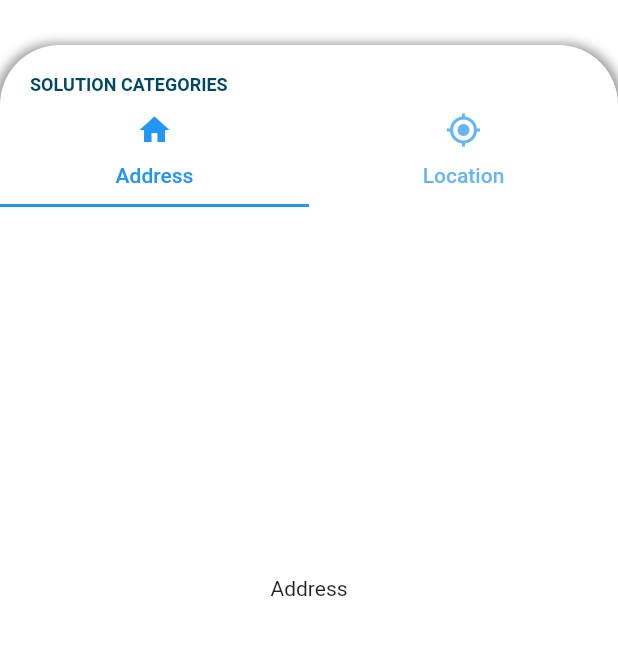
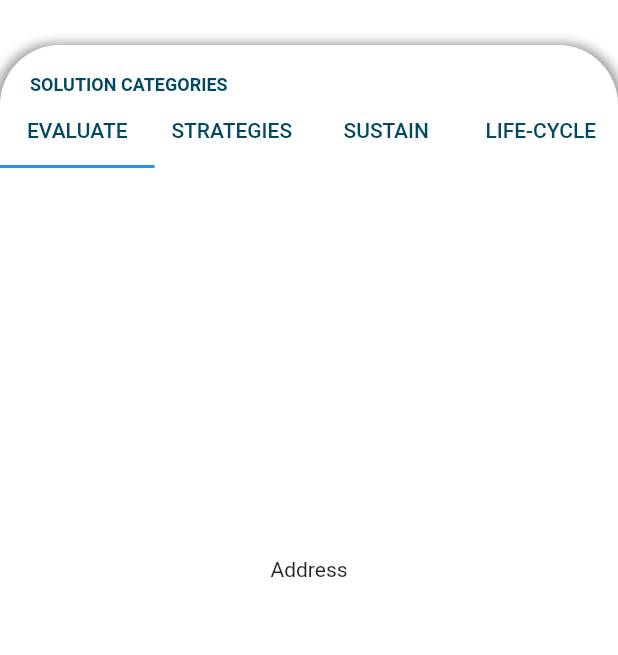
Before and after one commit to SonQBChau/brand_root_solution, a Flutter app: the screen it shows after launch, on a phone screen of 412 x 824 dp, the part 265-920 px from its top. Run offline on Flutter 3.47's test engine with Material 2 defaults, Android fonts, the phone set to English and light mode, and no system bars; our stand-ins replace charts_flutter; missing offline and left inert: animator; Roboto replaces fonts that are missing (GothicA1).

Commit message:
update label spacing

```diff
--- a/lib/widgets/review_tab_container_widget.dart
+++ b/lib/widgets/review_tab_container_widget.dart
@@ -15,7 +15,7 @@ class _ReviewTabContainerWidgetState extends State<ReviewTabContainerWidget> wit
   void initState() {
     super.initState();
     _tabController = TabController(
-      length: 2,
+      length: 4,
       vsync: this,
     );
   }
@@ -43,23 +43,49 @@ class _ReviewTabContainerWidgetState extends State<ReviewTabContainerWidget> wit
           crossAxisAlignment: CrossAxisAlignment.start,
           children: <Widget>[
             Container(
-              padding: EdgeInsets.only(top:20, left: 20),
-              child: Text('SOLUTION CATEGORIES',
-              style: TextStyle(color: colorBlue, fontWeight: FontWeight.w700, fontSize: 12),
+              padding: EdgeInsets.only(top: 20, left: 20),
+              child: Text(
+                'SOLUTION CATEGORIES',
+                style: TextStyle(color: colorBlue, fontWeight: FontWeight.w700, fontSize: 12),
               ),
             ),
             TabBar(
+              labelPadding: EdgeInsets.all(0),
               labelColor: Colors.blue,
               controller: _tabController,
               tabs: <Widget>[
                 Tab(
-                  icon: const Icon(Icons.home),
-                  text: 'Address',
-                ),
+                    child: Text(
+                      'EVALUATE',
+                      style: TextStyle(
+                        color: colorBlue,
+                        fontSize: 14,
+                      ),
+                    )),
                 Tab(
-                  icon: const Icon(Icons.my_location),
-                  text: 'Location',
-                ),
+                    child: Text(
+                      'STRATEGIES',
+                      style: TextStyle(
+                        color: colorBlue,
+                        fontSize: 14,
+                      ),
+                    )),
+                Tab(
+                    child: Text(
+                      'SUSTAIN',
+                      style: TextStyle(
+                        color: colorBlue,
+                        fontSize: 14,
+                      ),
+                    )),
+                Tab(
+                    child: Text(
+                      'LIFE-CYCLE',
+                      style: TextStyle(
+                        color: colorBlue,
+                        fontSize: 14,
+                      ),
+                    )),
               ],
             ),
             Expanded(
@@ -68,6 +94,12 @@ class _ReviewTabContainerWidgetState extends State<ReviewTabContainerWidget> wit
                 children: <Widget>[
                   Center(
                     child: Text('Address'),
+                  ),
+                  Center(
+                    child: Text('Location'),
+                  ),
+                  Center(
+                    child: Text('Location'),
                   ),
                   Center(
                     child: Text('Location'),
```
